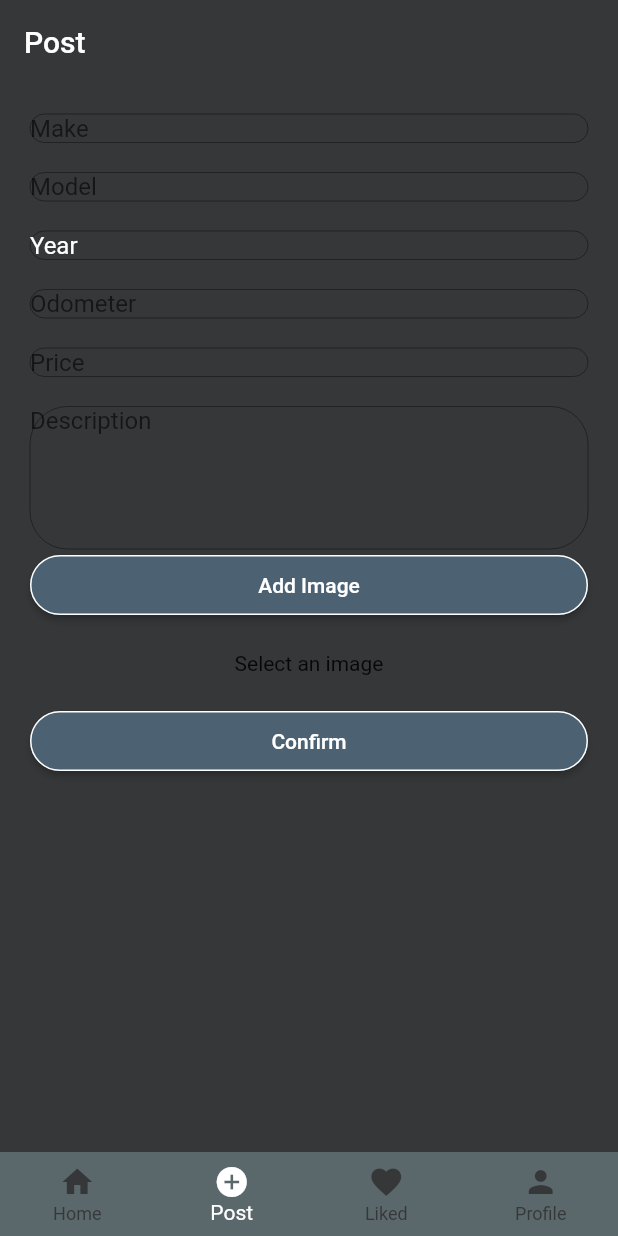
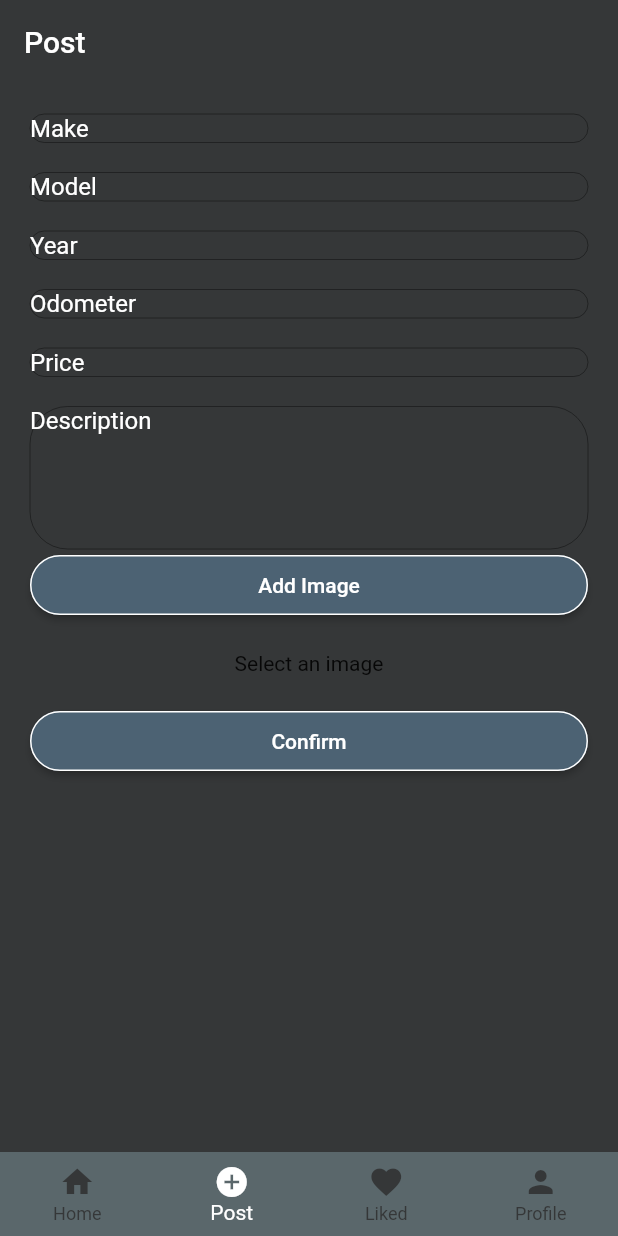
Before and after one commit to domtom1126/stick_testing, a Flutter app: the screen it shows after launch, item 2 of the bottom bar chosen, on a phone screen of 412 x 824 dp. Run offline on Flutter 3.47's test engine with Material 2 defaults, Android fonts, the phone set to English and light mode, and no system bars; our stand-ins replace bloc, cloud_firestore, currency_text_input_formatter, firebase_auth, firebase_core, firebase_storage and 5 more; accounts and stored records are empty.

Commit message:
Changed hintText color for inputs. Removed FireAuth, replaced with Google login

```diff
--- a/lib/widgets/form_widgets/form_widgets.dart
+++ b/lib/widgets/form_widgets/form_widgets.dart
@@ -5,7 +5,9 @@ import 'package:firebase_auth/firebase_auth.dart';
 import 'package:flutter/material.dart';
 import 'package:flutter/services.dart';
 import 'package:flutter_bloc/flutter_bloc.dart';
+import 'package:get/get.dart';
 import 'package:google_sign_in/google_sign_in.dart';
+import 'package:hexcolor/hexcolor.dart';
 import 'package:image_picker/image_picker.dart';
 import 'package:testing/firebase_functions/post_listing.dart';
 
@@ -13,10 +15,11 @@ import 'package:testing/screens/home.dart';
 import 'package:testing/screens/post.dart';
 import 'package:currency_text_input_formatter/currency_text_input_formatter.dart';
 import 'package:testing/screens/sign_in.dart';
+import 'package:testing/signin_controller.dart';
 
 import '../bottom_bar.dart';
 
-Widget textInputField(String label, TextEditingController controller,
+TextFormField textInputField(String label, TextEditingController controller,
     TextInputType keyboardType, String errorMessage, int maxLength, int lines) {
   return TextFormField(
     maxLines: lines,
@@ -30,6 +33,7 @@ Widget textInputField(String label, TextEditingController controller,
         color: Colors.orangeAccent,
         fontSize: 14.0,
       ),
+      hintStyle: TextStyle(color: HexColor('FFFFFF')),
       hintText: label,
     ),
     validator: (value) {
@@ -41,7 +45,7 @@ Widget textInputField(String label, TextEditingController controller,
   );
 }
 
-Widget numInputField(
+TextFormField numInputField(
     String label,
     TextEditingController controller,
     TextInputType keyboardType,
@@ -56,6 +60,7 @@ Widget numInputField(
     keyboardType: keyboardType,
     controller: controller,
     decoration: InputDecoration(
+      hintStyle: TextStyle(color: HexColor('FFFFFF')),
       hintText: label,
     ),
     validator: (value) {
@@ -165,10 +170,8 @@ class _PostConfirmState extends State<PostConfirm> {
                 // TODO After post go to home screen
                 ElevatedButton(
                     onPressed: () {
-                      FirebaseAuth.instance
-                          .authStateChanges()
-                          .listen((User? user) {
-                        if (user == null) {
+                      final loginController = Get.put(LoginController());
+                      if (loginController.googleAccount == null) {
                         showDialog(
                             context: context,
                             builder: (context) {
@@ -185,7 +188,7 @@ class _PostConfirmState extends State<PostConfirm> {
                                   ),
                                   ElevatedButton(
                                     onPressed: () {
-                                        Navigator.of(context).pop();
+                                      // Navigator.of(context).pop();
                                       showModalBottomSheet(
                                           shape: const RoundedRectangleBorder(
                                             borderRadius: BorderRadius.only(
@@ -194,8 +197,7 @@ class _PostConfirmState extends State<PostConfirm> {
                                             ),
                                           ),
                                           context: context,
-                                            builder: (context) =>
-                                                SignInModal());
+                                          builder: (context) => SignInModal());
                                     },
                                     child: const Text('Sign In with Google'),
                                   ),
@@ -217,7 +219,6 @@ class _PostConfirmState extends State<PostConfirm> {
                             context, '/home', (_) => false);
                         print('User is signed in!');
                       }
-                      });
                     },
                     child: const Text('Yes')),
 
```
Lines whose indentation alone changed are shown as unchanged.
